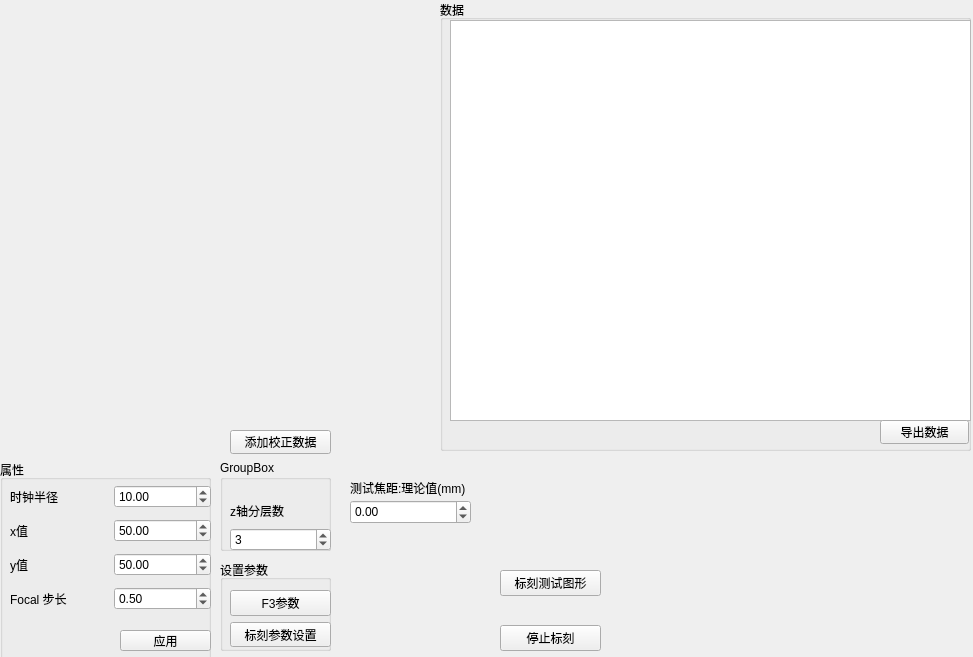
Before: the Qt Designer form 3DCalib/ClockWidget.ui in 7hanyue/my_project, drawn with Qt 5.
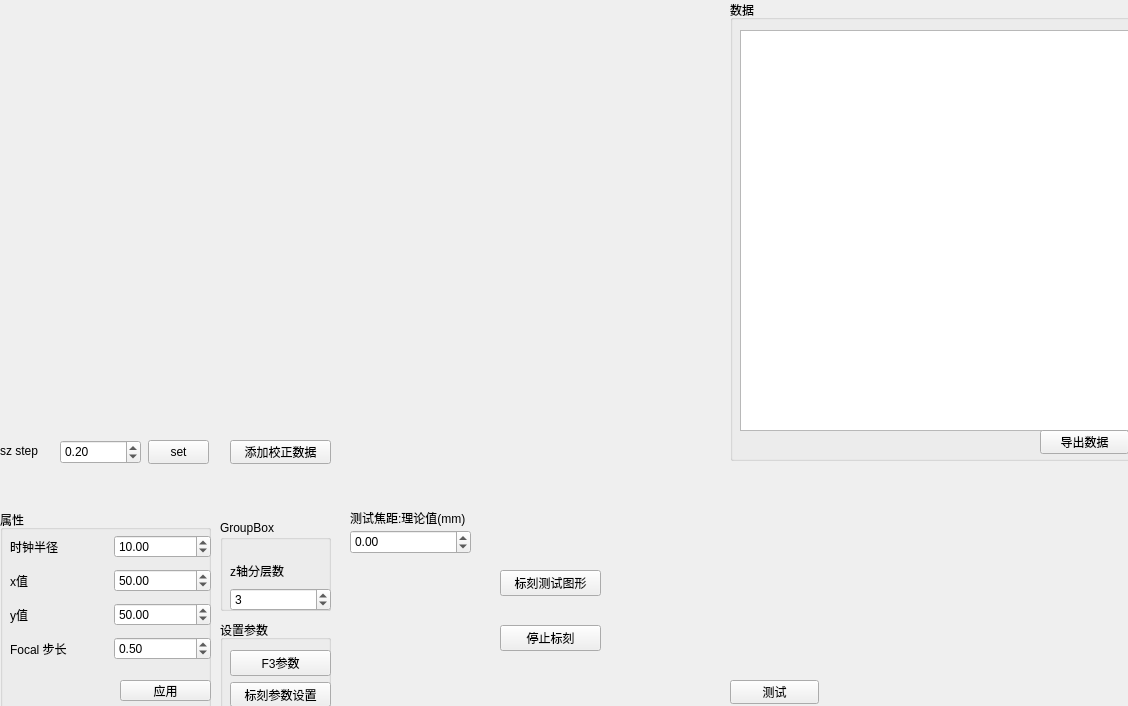
After: the same form once the commit is applied.

The edit to the form file:
```diff
--- a/3DCalib/ClockWidget.ui
+++ b/3DCalib/ClockWidget.ui
@@ -6,8 +6,8 @@
    <rect>
     <x>0</x>
     <y>0</y>
-    <width>973</width>
-    <height>657</height>
+    <width>1128</width>
+    <height>706</height>
    </rect>
   </property>
   <property name="windowTitle">
@@ -17,7 +17,7 @@
    <property name="geometry">
     <rect>
      <x>0</x>
-     <y>460</y>
+     <y>510</y>
      <width>211</width>
      <height>201</height>
     </rect>
@@ -193,7 +193,7 @@
    <property name="geometry">
     <rect>
      <x>230</x>
-     <y>430</y>
+     <y>440</y>
      <width>101</width>
      <height>24</height>
     </rect>
@@ -206,7 +206,7 @@
    <property name="geometry">
     <rect>
      <x>220</x>
-     <y>460</y>
+     <y>520</y>
      <width>111</width>
      <height>91</height>
     </rect>
@@ -245,7 +245,7 @@
    <property name="geometry">
     <rect>
      <x>350</x>
-     <y>480</y>
+     <y>510</y>
      <width>151</width>
      <height>16</height>
     </rect>
@@ -258,7 +258,7 @@
    <property name="geometry">
     <rect>
      <x>350</x>
-     <y>500</y>
+     <y>530</y>
      <width>121</width>
      <height>24</height>
     </rect>
@@ -276,10 +276,10 @@
   <widget class="QGroupBox" name="groupBox_3">
    <property name="geometry">
     <rect>
-     <x>440</x>
+     <x>730</x>
      <y>0</y>
-     <width>531</width>
-     <height>451</height>
+     <width>411</width>
+     <height>461</height>
     </rect>
    </property>
    <property name="title">
@@ -289,8 +289,8 @@
     <property name="geometry">
      <rect>
       <x>10</x>
-      <y>20</y>
-      <width>521</width>
+      <y>30</y>
+      <width>391</width>
       <height>401</height>
      </rect>
     </property>
@@ -298,8 +298,8 @@
    <widget class="QPushButton" name="btnSaveCalibData">
     <property name="geometry">
      <rect>
-      <x>440</x>
-      <y>420</y>
+      <x>310</x>
+      <y>430</y>
       <width>89</width>
       <height>24</height>
      </rect>
@@ -313,7 +313,7 @@
    <property name="geometry">
     <rect>
      <x>220</x>
-     <y>560</y>
+     <y>620</y>
      <width>111</width>
      <height>91</height>
     </rect>
@@ -321,7 +321,7 @@
    <property name="title">
     <string>设置参数</string>
    </property>
-   <widget class="QWidget" name="">
+   <widget class="QWidget" name="layoutWidget">
     <property name="geometry">
      <rect>
       <x>10</x>
@@ -348,6 +348,70 @@
     </layout>
    </widget>
   </widget>
+  <widget class="QPushButton" name="btnSet">
+   <property name="geometry">
+    <rect>
+     <x>148</x>
+     <y>440</y>
+     <width>61</width>
+     <height>24</height>
+    </rect>
+   </property>
+   <property name="toolTip">
+    <string extracomment="设置当前选中点的z值为基准值"/>
+   </property>
+   <property name="toolTipDuration">
+    <number>2000</number>
+   </property>
+   <property name="text">
+    <string>set</string>
+   </property>
+  </widget>
+  <widget class="QLabel" name="label_7">
+   <property name="geometry">
+    <rect>
+     <x>0</x>
+     <y>440</y>
+     <width>55</width>
+     <height>22</height>
+    </rect>
+   </property>
+   <property name="text">
+    <string>sz step</string>
+   </property>
+  </widget>
+  <widget class="QDoubleSpinBox" name="doubleSpinxSecondZStep">
+   <property name="geometry">
+    <rect>
+     <x>60</x>
+     <y>440</y>
+     <width>81</width>
+     <height>24</height>
+    </rect>
+   </property>
+   <property name="maximum">
+    <double>50.000000000000000</double>
+   </property>
+   <property name="singleStep">
+    <double>0.100000000000000</double>
+   </property>
+   <property name="value">
+    <double>0.200000000000000</double>
+   </property>
+  </widget>
+  <widget class="QPushButton" name="btn_test">
+   <property name="geometry">
+    <rect>
+     <x>730</x>
+     <y>680</y>
+     <width>89</width>
+     <height>24</height>
+    </rect>
+   </property>
+   <property name="text">
+    <string>测试</string>
+   </property>
+  </widget>
  </widget>
  <resources/>
  <connections/>
```
